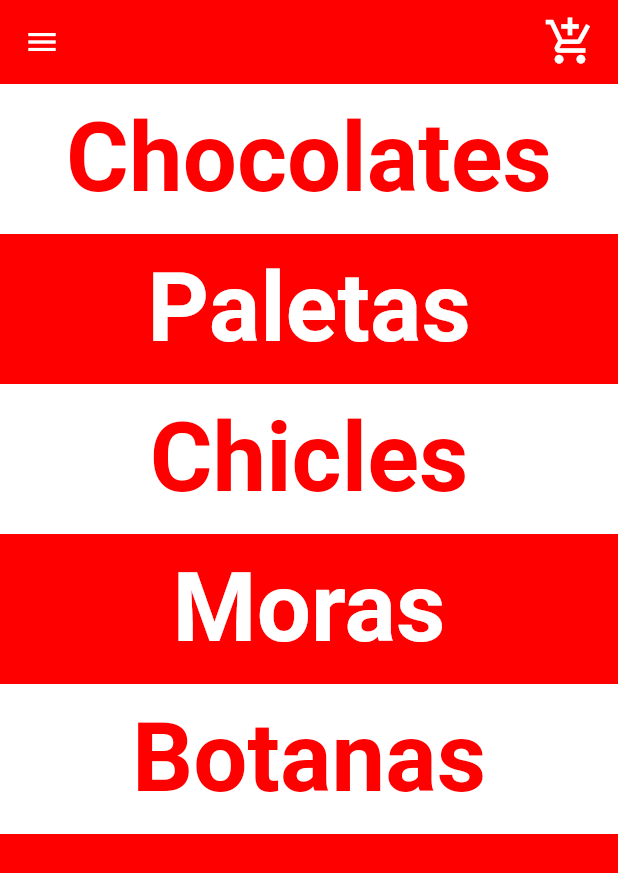
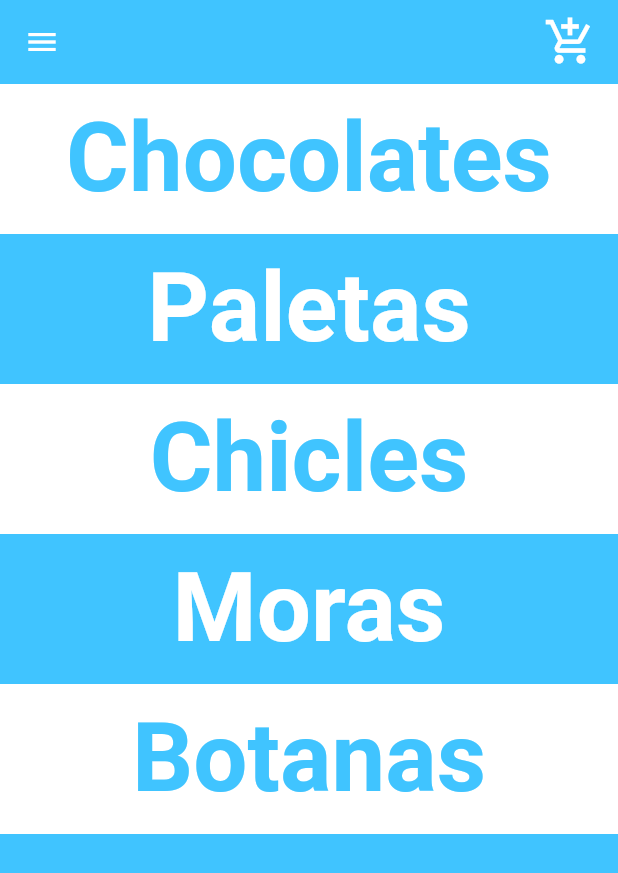
Before and after one commit to jaa-quishpe/Proyecto-Dulceria, a Flutter app: the screen it shows after launch, after a tap on "Inicia Sesion", after a tap on "ENTRAR", on a phone screen of 412 x 824 dp. Shown: the top 873 px of the screen. Run offline on Flutter 3.47's test engine with Material 2 defaults, Android fonts, the phone set to English and light mode, and no system bars; our stand-ins replace font_awesome_flutter, rxdart.

Commit message:
cambio de color de la app

```diff
--- a/lib/screen/home_screen.dart
+++ b/lib/screen/home_screen.dart
@@ -16,8 +16,7 @@ class _HomeScreenState extends State<HomeScreen> {
     final LoginBloc bloc = LoginBloc();
     return SafeArea(
       child: Scaffold(
-        backgroundColor: const Color(0xffFE0000),
-
+        backgroundColor: const Color(0XFF40C4FF),
         body: Center(
           child: SingleChildScrollView(
             child: Column(
@@ -122,7 +121,7 @@ class _HomeScreenState extends State<HomeScreen> {
       style: ButtonStyle(
         elevation: MaterialStateProperty.all(10),
         backgroundColor: MaterialStateProperty.all(
-          const Color(0xffFF6969),
+          const Color(0XFF00E676),
         ),
         padding: MaterialStateProperty.all(
           const EdgeInsets.symmetric(
@@ -241,7 +240,7 @@ class _HomeScreenState extends State<HomeScreen> {
           ),
         ),
         backgroundColor: MaterialStateProperty.resolveWith<Color>(
-            (states) => const Color(0xffFF6969)),
+            (states) => const Color(0XFF00E676)),
         padding: MaterialStateProperty.resolveWith<EdgeInsets>(
           (states) => const EdgeInsets.symmetric(
             horizontal: 40.0,
--- a/lib/screen/menu_screen.dart
+++ b/lib/screen/menu_screen.dart
@@ -92,9 +92,9 @@ class _TypeProductosState extends State<TypeProductos> {
         MaterialState.focused,
       };
       if (states.any(interactiveStates.contains)) {
-        return Colors.red;
+        return Colors.lightBlueAccent;
       }
-      return Colors.red;
+      return Colors.lightBlueAccent;
     }
 
     return Scaffold(
--- a/lib/theme/app_theme.dart
+++ b/lib/theme/app_theme.dart
@@ -1,7 +1,7 @@
 import 'package:flutter/material.dart';
 
 class AppTheme {
-  static const Color primary = Color(0xFFFF0000);
+  static const Color primary = Color(0XFF40C4FF);
   static final ThemeData lightTheme = ThemeData.light().copyWith(
     primaryColor: primary,
     appBarTheme: const AppBarTheme(color: primary, elevation: 0),
@@ -22,7 +22,6 @@ class AppTheme {
       headline1: TextStyle(color: Colors.white, fontSize: 50),
       bodyText1: TextStyle(color: Colors.white, fontSize: 20),
     ),
-
   );
   static final ThemeData darkTheme = ThemeData.dark().copyWith(
       primaryColor: primary,
```
